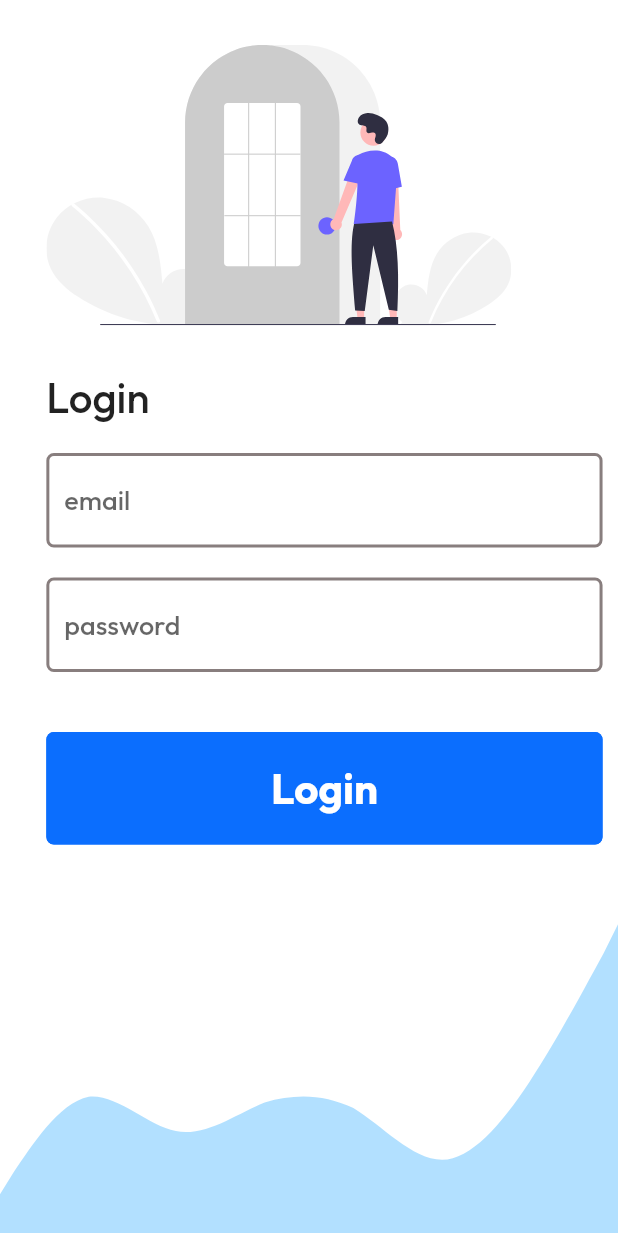
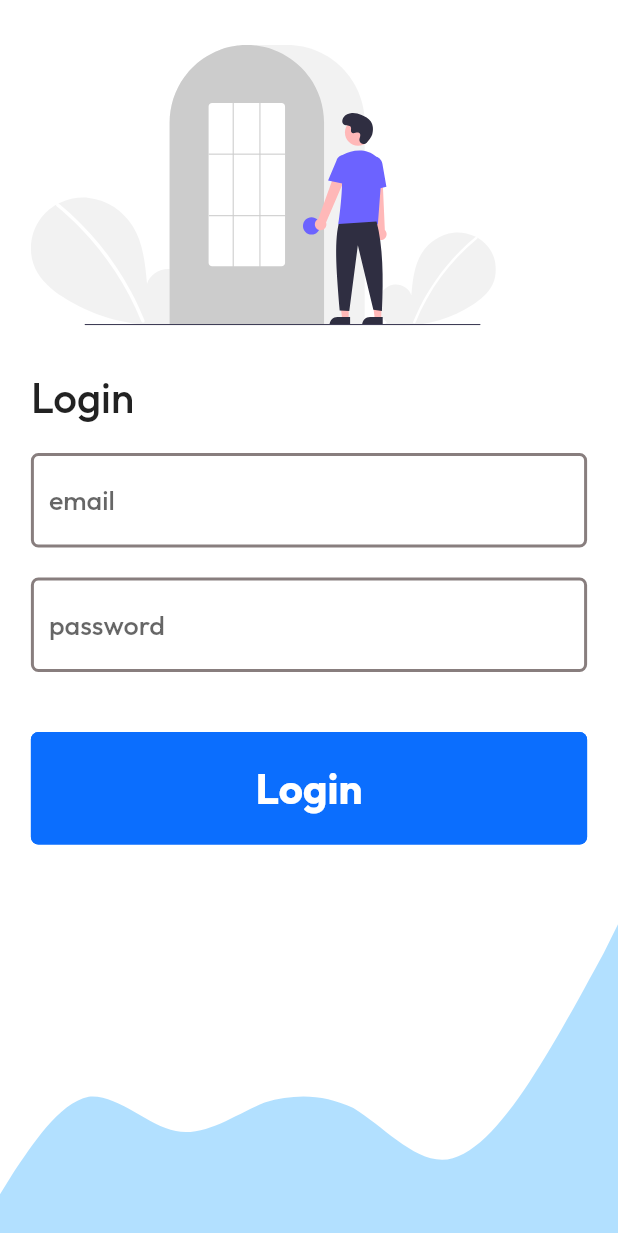
Before and after one commit to lazy-geek/flutter_api_example, a Flutter app: the screen it shows after launch, on a phone screen of 412 x 824 dp. Shown: the top 1233 px of the screen. Run offline on Flutter 3.47's test engine with Material 2 defaults, Android fonts, the phone set to English and light mode, and no system bars; our stand-ins replace flutter_svg, google_fonts.

Commit message:
Fix Spacing

```diff
--- a/lib/presentation/pages/login_page.dart
+++ b/lib/presentation/pages/login_page.dart
@@ -21,8 +21,6 @@ class _LoginPageState extends State<LoginPage> {
             mainAxisAlignment: MainAxisAlignment.spaceBetween,
             children: [
               Container(
-                margin: EdgeInsets.only(
-                    left: (MediaQuery.of(context).size.width * 5) / 100),
                 constraints: BoxConstraints.tightFor(
                     width: (MediaQuery.of(context).size.width * 90) / 100),
                 child: Column(
```
